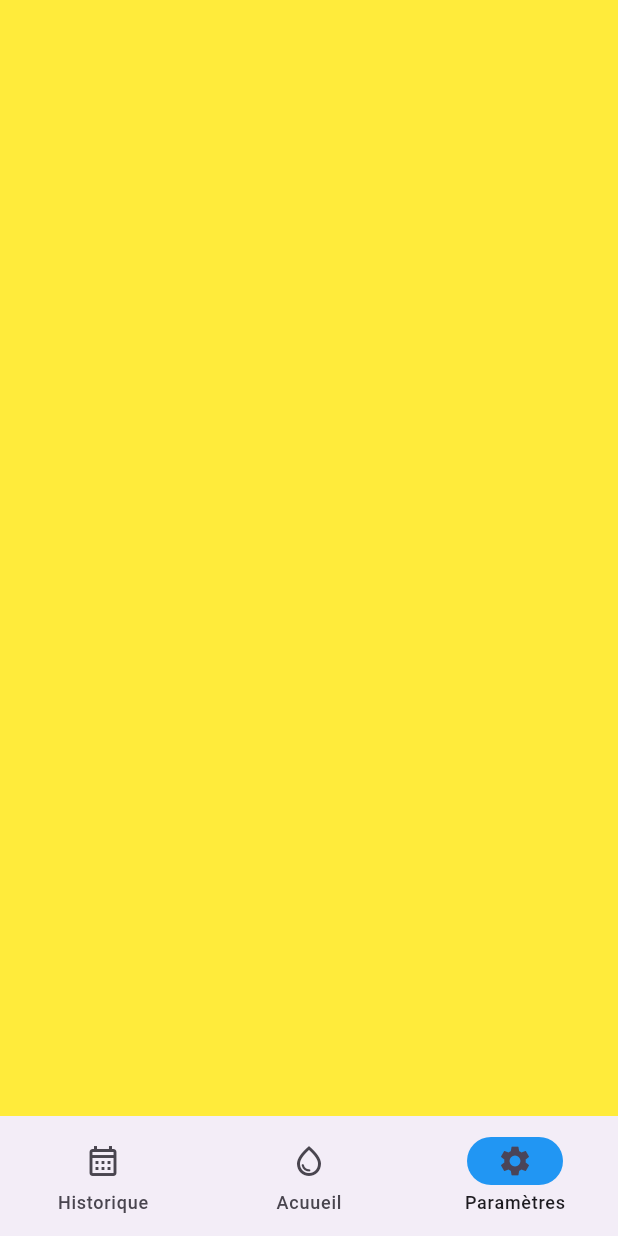
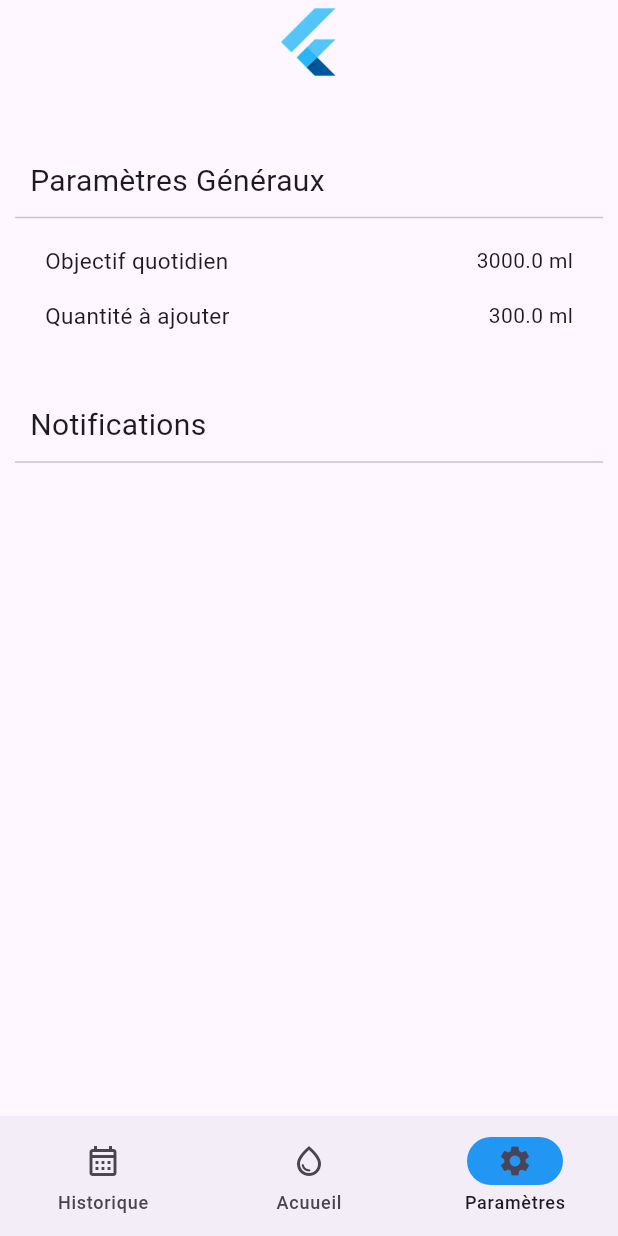
Before and after one commit to KEVINSINGH261/WaterReminderApp, a Flutter app: the screen it shows after launch, item 3 of the bottom bar chosen, on a phone screen of 412 x 824 dp. Run offline on Flutter 3.47's test engine with Material 3 defaults, Android fonts, the phone set to English and light mode, and no system bars.

Commit message:
page parametre pour gerer les quantite d eau quotidiennne et la quantite qu on souhaite ajouter, ajout d un provider.

```diff
--- a/lib/main.dart
+++ b/lib/main.dart
@@ -1,9 +1,7 @@
 import 'package:flutter/material.dart';
-import 'package:waterreminderapp/navigation_menu.dart';
-import 'package:waterreminderapp/pages/home_page.dart';
+import 'package:provider/provider.dart';
 import 'package:waterreminderapp/pages/spalsh_screen.dart';
-
-
+import 'package:waterreminderapp/pages/setting_model.dart';
 void main() => runApp(const NavigationBarApp());
 
 class NavigationBarApp extends StatelessWidget {
@@ -11,9 +9,12 @@
 
   @override
   Widget build(BuildContext context) {
-    return MaterialApp(
-      theme: ThemeData(useMaterial3: true),
-      home: SplashScreen(),
+    return ChangeNotifierProvider(
+      create: (context) => SettingsModel(),
+      child: MaterialApp(
+        theme: ThemeData(useMaterial3: true),
+        home: SplashScreen(),
+      ),
     );
   }
 }
--- a/lib/navigation_menu.dart
+++ b/lib/navigation_menu.dart
@@ -1,5 +1,6 @@
 import 'package:flutter/material.dart';
 import 'package:waterreminderapp/pages/home_page.dart';
+import 'package:waterreminderapp/pages/page_parametres.dart';
 
 class NavigationMenu extends StatefulWidget {
   const NavigationMenu({super.key});
@@ -45,9 +46,7 @@ class _NavigationMenuState extends State<NavigationMenu> {
          color: Colors.blueAccent,
        ),
         HomePage(),
-        Container(
-          color: Colors.yellow,
-        ),
+        PageParametres()
       ][currentPageIndex],
     );
   }
--- /dev/null
+++ b/lib/pages/page_parametres.dart
@@ -0,0 +1,169 @@
+import 'package:flutter/material.dart';
+import 'package:flutter/services.dart';
+import 'package:provider/provider.dart';
+import 'package:waterreminderapp/pages/setting_model.dart';
+
+class PageParametres extends StatefulWidget {
+  const PageParametres({super.key});
+
+  @override
+  State<PageParametres> createState() => _PageParametresState();
+}
+
+class _PageParametresState extends State<PageParametres> {
+  final TextEditingController _objectifController = TextEditingController();
+  final TextEditingController _quantiteController = TextEditingController();
+
+  @override
+  void initState() {
+    super.initState();
+    final settings = Provider.of<SettingsModel>(context, listen: false);
+    _objectifController.text = settings.objectifQuotidien.toString();
+    _quantiteController.text = settings.quantiteAAjouter.toString();
+  }
+
+  @override
+  Widget build(BuildContext context) {
+    final settings = Provider.of<SettingsModel>(context);
+
+    return Scaffold(
+      appBar: AppBar(
+        centerTitle: true,
+        title: Image.asset(
+          'images/img.png',
+          width: 50.0,
+          height: 50.0,
+        ),
+      ),
+      body: Container(
+        padding: const EdgeInsets.all(10),
+        child: ListView(
+          children: [
+            SizedBox(height: 40,),
+            Row(
+              children: [
+                SizedBox(width: 10,),
+                Text("Paramètres Généraux", style: TextStyle(fontSize: 20),)
+              ],
+            ),
+            Divider(height: 20, thickness: 1,),
+            GestureDetector(
+              onTap: () {
+                _objectifController.text = settings.objectifQuotidien.toString();
+                showDialog(context: context, builder: (BuildContext context) {
+                  return AlertDialog(
+                    title: Text("Entrer votre nouvel objectif quotidien"),
+                    content: Column(
+                      mainAxisSize: MainAxisSize.min,
+                      children: [
+                        TextField(
+                          controller: _objectifController,
+                          decoration: InputDecoration(
+                              labelText: "Objectif quotidien (ml)"
+                          ),
+                          keyboardType: TextInputType.number,
+                          inputFormatters: <TextInputFormatter>[
+                            FilteringTextInputFormatter.digitsOnly
+                          ],
+                        ),
+                      ],
+                    ),
+                    actions: [
+                      TextButton(
+                          onPressed: () {
+                            double? newValue = double.tryParse(_objectifController.text);
+                            if (newValue != null) {
+                              settings.setObjectifQuotidien(newValue);
+                              Navigator.of(context).pop();
+                            }
+                          },
+                          child: Text("Enregistrer")
+                      ),
+                      TextButton(
+                          onPressed: () {
+                            Navigator.of(context).pop();
+                          },
+                          child: Text("Annuler")
+                      ),
+                    ],
+                  );
+                });
+              },
+              child: Padding(
+                padding: const EdgeInsets.symmetric(vertical: 8, horizontal: 20),
+                child: Row(
+                  mainAxisAlignment: MainAxisAlignment.spaceBetween,
+                  children: [
+                    Text("Objectif quotidien", style: TextStyle(fontSize: 15,)),
+                    Text('${settings.objectifQuotidien} ml'),
+                  ],
+                ),
+              ),
+            ),
+            GestureDetector(
+              onTap: () {
+                _quantiteController.text = settings.quantiteAAjouter.toString();
+                showDialog(context: context, builder: (BuildContext context) {
+                  return AlertDialog(
+                    title: Text("Entrer la quantité à ajouter"),
+                    content: Column(
+                      mainAxisSize: MainAxisSize.min,
+                      children: [
+                        TextField(
+                          controller: _quantiteController,
+                          decoration: InputDecoration(
+                              labelText: "Quantité à ajouter (ml)"
+                          ),
+                          keyboardType: TextInputType.number,
+                          inputFormatters: <TextInputFormatter>[
+                            FilteringTextInputFormatter.digitsOnly
+                          ],
+                        ),
+                      ],
+                    ),
+                    actions: [
+                      TextButton(
+                          onPressed: () {
+                            double? newValue = double.tryParse(_quantiteController.text);
+                            if (newValue != null) {
+                              settings.setQuantiteAAjouter(newValue);
+                              Navigator.of(context).pop();
+                            }
+                          },
+                          child: Text("Enregistrer")
+                      ),
+                      TextButton(
+                          onPressed: () {
+                            Navigator.of(context).pop();
+                          },
+                          child: Text("Annuler")
+                      ),
+                    ],
+                  );
+                });
+              },
+              child: Padding(
+                padding: const EdgeInsets.symmetric(vertical: 8, horizontal: 20),
+                child: Row(
+                  mainAxisAlignment: MainAxisAlignment.spaceBetween,
+                  children: [
+                    Text("Quantité à ajouter", style: TextStyle(fontSize: 15,)),
+                    Text('${settings.quantiteAAjouter} ml'),
+                  ],
+                ),
+              ),
+            ),
+            SizedBox(height: 40,),
+            Row(
+              children: [
+                SizedBox(width: 10,),
+                Text("Notifications", style: TextStyle(fontSize: 20),),
+              ],
+            ),
+            Divider(height: 20, thickness: 1,),
+          ],
+        ),
+      ),
+    );
+  }
+}
--- /dev/null
+++ b/lib/pages/setting_model.dart
@@ -0,0 +1,26 @@
+import 'package:flutter/material.dart';
+
+class SettingsModel extends ChangeNotifier {
+  double _objectifQuotidien = 3000.0;
+  double _quantiteAAjouter = 300.0;
+  double _fillLevel = 0.0;
+
+  double get objectifQuotidien => _objectifQuotidien;
+  double get quantiteAAjouter => _quantiteAAjouter;
+  double get fillLevel => _fillLevel;
+
+  void setObjectifQuotidien(double value) {
+    _objectifQuotidien = value;
+    notifyListeners();
+  }
+
+  void setQuantiteAAjouter(double value) {
+    _quantiteAAjouter = value;
+    notifyListeners();
+  }
+
+  void setFillLevel(double value) {
+    _fillLevel = value;
+    notifyListeners();
+  }
+}
--- a/pubspec.yaml
+++ b/pubspec.yaml
@@ -35,6 +35,7 @@ dependencies:
   # The following adds the Cupertino Icons font to your application.
   # Use with the CupertinoIcons class for iOS style icons.
   cupertino_icons: ^1.0.6
+  provider:
 
 dev_dependencies:
   flutter_test:
```
Also changed, not shown: lib/pages/home_page.dart (+27 -35 lines), pubspec.lock.
